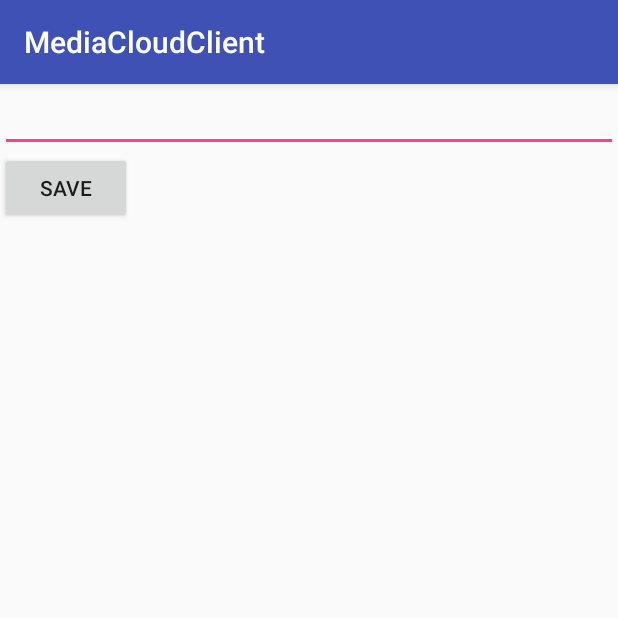
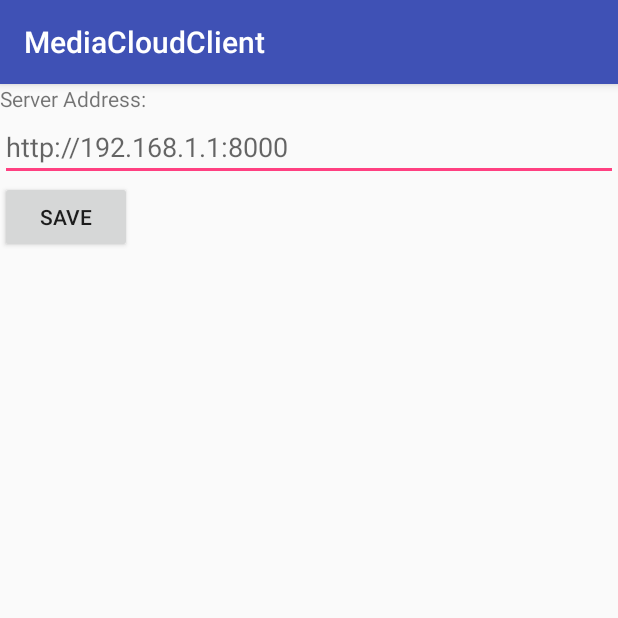
Before and after one commit to Ruikuan/MediaCloudClient, an Android app: the screen it shows after launch (Settings), on a phone screen of 412 x 824 dp, the top half of it. Run offline under Robolectric (Android 15) with nearby library versions, the phone set to English and light mode, and no system bars; libraries missing offline, so code that uses them is left out: kotlinx.coroutines.experimental.

Commit message:
add setting hint

```diff
--- a/app/src/main/res/layout/activity_settings.xml
+++ b/app/src/main/res/layout/activity_settings.xml
@@ -5,10 +5,15 @@
     android:layout_height="match_parent"
     tools:context="com.liruikuan.mediacloudclient.Settings"
     android:orientation="vertical">
+    <TextView
+        android:layout_width="match_parent"
+        android:layout_height="wrap_content"
+        android:text="Server Address:"/>
     <EditText
         android:id="@+id/edit_server"
         android:layout_width="match_parent"
-        android:layout_height="wrap_content" />
+        android:layout_height="wrap_content"
+        android:hint="http://192.168.1.1:8000"/>
     <Button
         android:layout_width="wrap_content"
         android:layout_height="wrap_content"
```
Also changed, not shown: 1 other file.
